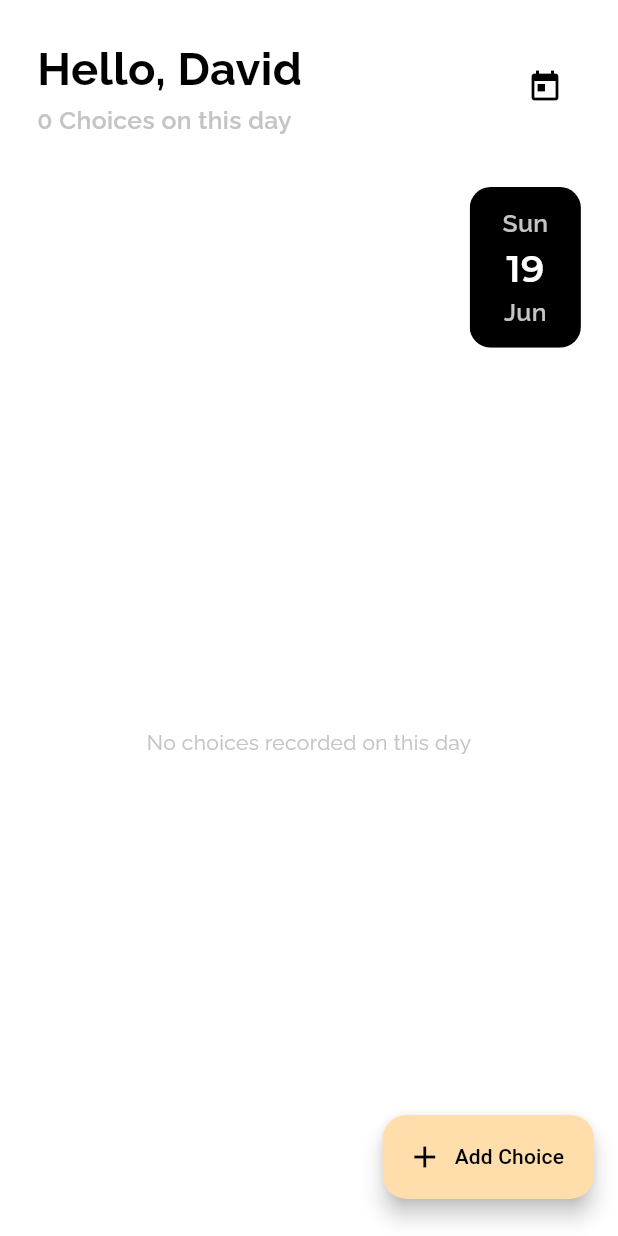
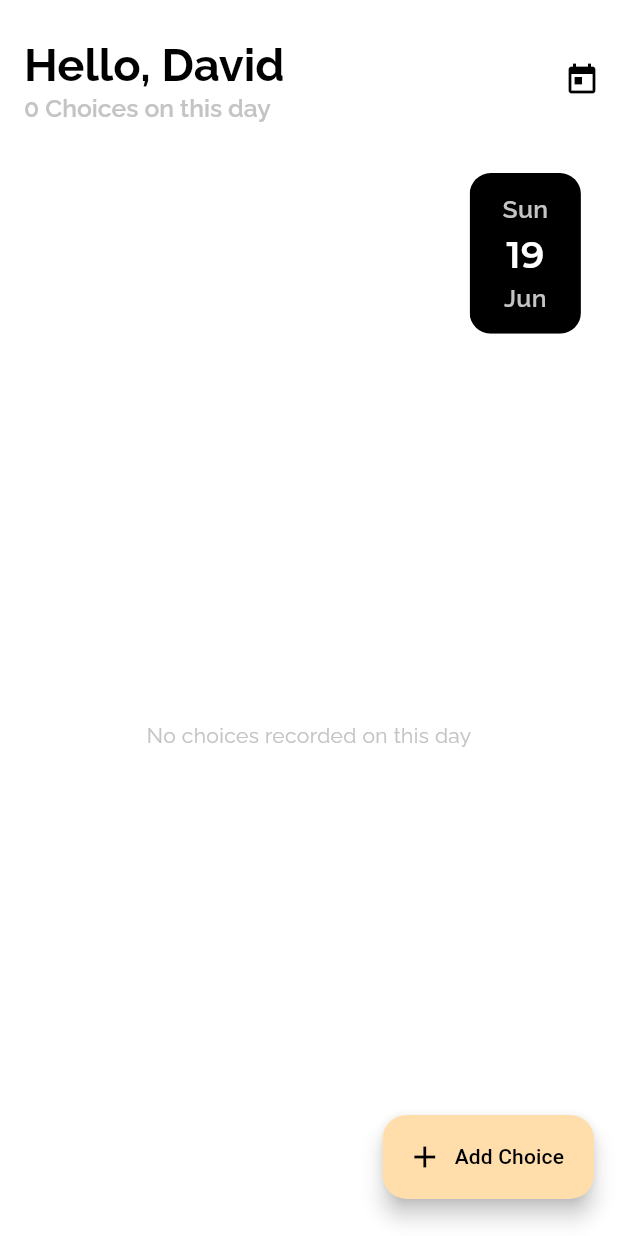
Before and after one commit to wickerlife/mychoices, a Flutter app: the screen it shows after launch, on a phone screen of 412 x 824 dp. Run offline on Flutter 3.47's test engine with Material 2 defaults, Android fonts, the light colour scheme and no system bars; our stand-ins replace date_format, equatable, flutter_easyloading, get, get_storage; missing offline and left inert: date_utils, enum_to_string, shared_preferences_web.

Commit message:
Adapt AppBar

```diff
--- a/lib/app/widgets/cappbar.dart
+++ b/lib/app/widgets/cappbar.dart
@@ -28,6 +28,70 @@ class CAppBar extends StatelessWidget {
 
   @override
   Widget build(BuildContext context) {
+    return AppBar(
+      automaticallyImplyLeading: false,
+      backgroundColor: Colors.transparent,
+      toolbarHeight: 26.0.wp,
+      title: Column(
+        crossAxisAlignment: CrossAxisAlignment.start,
+        children: [
+          Text(
+            name,
+            style: TextStyle(
+                fontSize: 22.0.sp, fontWeight: FontWeight.bold, color: dark ? LightColors.primary : LightColors.accentDark, fontFamily: 'Raleway'),
+          ),
+          Text(
+            subtitle,
+            style: TextStyle(
+                fontSize: 12.0.sp,
+                fontWeight: FontWeight.w600,
+                color: dark ? LightColors.primaryLight : LightColors.primaryDark,
+                fontFamily: 'Raleway'),
+          ),
+        ],
+      ),
+      leading: (leadingIcon != null)
+          ? IconButton(
+              icon: Icon(
+                leadingIcon,
+                size: 24,
+                color: dark ? LightColors.primary : LightColors.accentDark,
+              ),
+              onPressed: leadingFunction,
+            )
+          : null,
+      actions: [
+        if (trailingIcon != null)
+          IconButton(
+            icon: Icon(
+              trailingIcon,
+              size: 24,
+              color: dark ? LightColors.primary : LightColors.accentDark,
+            ),
+            onPressed: trailingFunction,
+          ),
+        if (trailingIcon != null && trailingImage != null)
+          SizedBox(
+            width: 6.0.wp,
+          ),
+        if (trailingImage != null)
+          GestureDetector(
+            onTap: imageFunction,
+            child: Container(
+              decoration: const BoxDecoration(color: LightColors.primary),
+              height: 11.5.wp,
+              width: 11.5.wp,
+              child: ClipRRect(
+                child: Image.asset(
+                  trailingImage!,
+                  fit: BoxFit.cover,
+                ),
+                borderRadius: BorderRadius.circular(14),
+              ),
+            ),
+          ),
+      ],
+    );
     return Container(
       padding: EdgeInsets.all(6.0.wp),
       child: Row(
```
Also changed, not shown: 1 other file.
